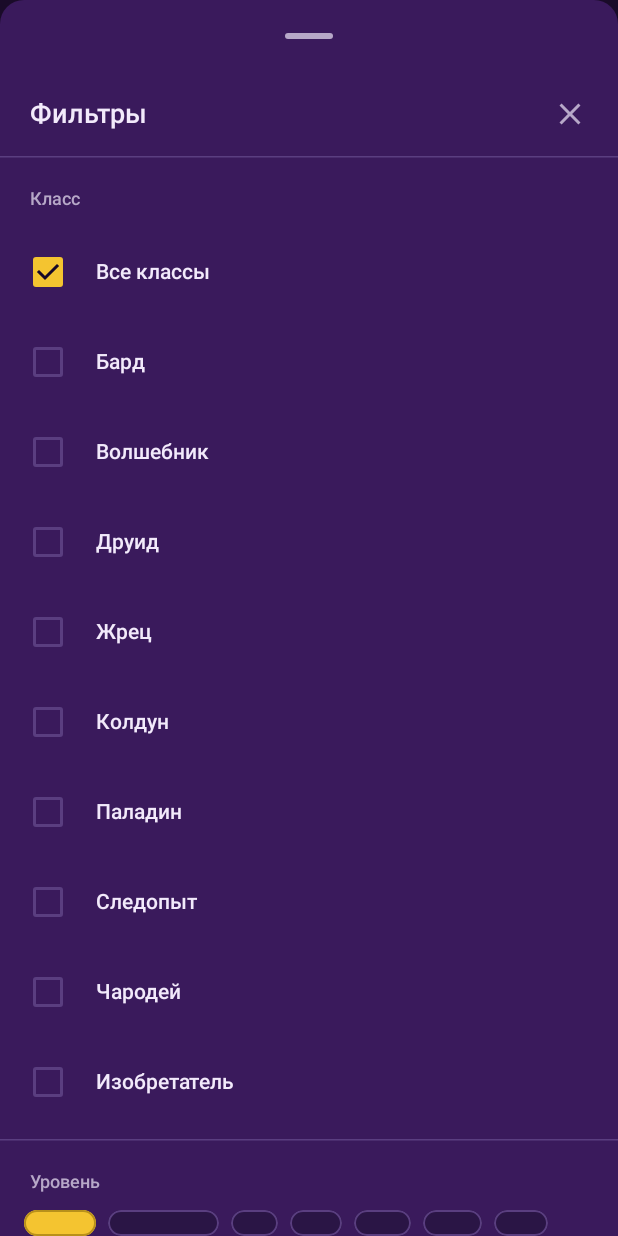
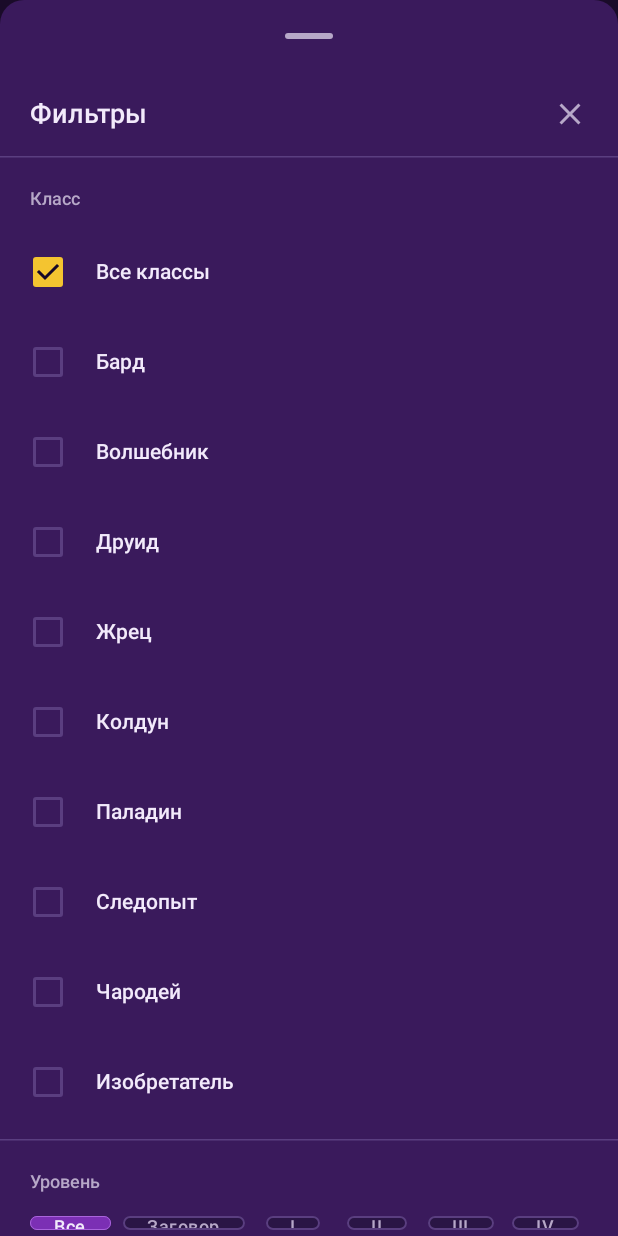
Before and after one commit to SiberianFoboZ/spell-tracker-dnd, an Android app built with Jetpack Compose: the SpellsScreen screen opened through its navigation route, after a tap on "Класс", on a phone screen of 412 x 824 dp. Run offline under Robolectric (Android 15) with nearby library versions, the light colour scheme and no system bars; our stand-ins replace Room's generated code.

Commit message:
Fix level filter: add VI-IX chips, switch to LazyRow with Material 3 FilterChip
Bottom Sheet «Уровень» now shows all 11 chips (Все + Заговор + I-IX)
with horizontal scroll and consistent purple color scheme:

- Replaced FlowRow with LazyRow — узкие экраны получают horizontal-scroll,
  широкие — всё на одном ряду. FlowRow раньше заворачивал VI-IX на
  вторую строку, где они были не видны.
- Replaced custom Box(LevelChipMini) with Material 3 FilterChip —
  единый стиль для «Все», «Заговор» и I-IX.
- Reverted gold accent back to purple palette (per request «сохрани
  фиолетовую цветовую схему»): selected = Purple/PurpleLight/TextWhite,
  unselected = CardBg/Outline/TextGrey. Золотой остался только на
  Checkbox, FilterButton badge и bookmark-toggle badge (f370603).
- (0..9).forEach уже было — данные 6-9 уровней в assets/spells.csv
  подтверждены (122 заклинания: 48+28+24+22). version=3 в
  SpellDatabase гарантирует реимпорт при первом запуске.
- Filter logic: state.selectedLevel = lvl → applyFilters() применяет
  it.level == s.selectedLevel. Проверено в SpellsViewModel.kt:87.

```diff
--- a/app/src/main/java/com/example/spelltracker/ui/spells/SpellsScreen.kt
+++ b/app/src/main/java/com/example/spelltracker/ui/spells/SpellsScreen.kt
@@ -7,7 +7,6 @@ import androidx.compose.foundation.layout.Arrangement
 import androidx.compose.foundation.layout.Box
 import androidx.compose.foundation.layout.Column
 import androidx.compose.foundation.layout.ExperimentalLayoutApi
-import androidx.compose.foundation.layout.FlowRow
 import androidx.compose.foundation.layout.PaddingValues
 import androidx.compose.foundation.layout.Row
 import androidx.compose.foundation.layout.Spacer
@@ -20,6 +19,7 @@ import androidx.compose.foundation.layout.padding
 import androidx.compose.foundation.layout.size
 import androidx.compose.foundation.layout.windowInsetsPadding
 import androidx.compose.foundation.lazy.LazyColumn
+import androidx.compose.foundation.lazy.LazyRow
 import androidx.compose.foundation.lazy.items
 import androidx.compose.foundation.shape.RoundedCornerShape
 import androidx.compose.material.icons.Icons
@@ -39,6 +39,8 @@ import androidx.compose.material3.Checkbox
 import androidx.compose.material3.CheckboxDefaults
 import androidx.compose.material3.CircularProgressIndicator
 import androidx.compose.material3.ExperimentalMaterial3Api
+import androidx.compose.material3.FilterChip
+import androidx.compose.material3.FilterChipDefaults
 import androidx.compose.material3.HorizontalDivider
 import androidx.compose.material3.Icon
 import androidx.compose.material3.IconButton
@@ -347,7 +349,6 @@ private fun FilterButton(
 // Bottom Sheet content: фильтры классов и уровней
 // =============================================================
 
-@OptIn(ExperimentalLayoutApi::class)
 @Composable
 private fun FilterBottomSheetContent(
     state: SpellsState,
@@ -505,31 +506,38 @@ private fun ClassCheckRow(
     }
 }
 
-@Suppress("UNUSED_PARAMETER")
-@OptIn(ExperimentalLayoutApi::class)
 @Composable
 private fun LevelChipsFlow(
-    availableLevels: Set<Int>,
+    @Suppress("UNUSED_PARAMETER") availableLevels: Set<Int>,
     selected: Int?,
     onSelect: (Int?) -> Unit,
 ) {
-    FlowRow(
+    // Горизонтальный скролл: все 11 чипов (Все + Заговор + I-IX) всегда
+    // отображаются, даже если не помещаются в одну строку. Узкие экраны
+    // получают плавный horizontal-scroll, широкие — всё на одном ряду.
+    LazyRow(
         modifier = Modifier
             .fillMaxWidth()
             .padding(horizontal = 16.dp),
         horizontalArrangement = Arrangement.spacedBy(8.dp),
-        verticalArrangement = Arrangement.spacedBy(8.dp),
+        contentPadding = PaddingValues(horizontal = 4.dp, vertical = 4.dp),
     ) {
+        item(key = "all") {
             LevelChipMini(
                 label = "Все",
                 selected = selected == null,
                 onClick = { onSelect(null) },
             )
+        }
         // Показываем все 0-9 независимо от наличия данных в БД: после
         // реимпорта spells.db версией 3 там есть заклинания 0-9. Если в
         // каком-то уровне данных нет, фильтр просто даст пустой результат
         // и пользователь увидит «Ничего не найдено».
+        // Показываем все 0-9 (10 чипов). Данные для уровней 6-9 уже
+        // есть в assets/spells.csv (122 заклинания суммарно), и version=3
+        // в SpellDatabase гарантирует реимпорт при первом запуске.
         (0..9).forEach { lvl ->
+            item(key = "lv-$lvl") {
                 LevelChipMini(
                     label = spellLevelLabel(lvl),
                     selected = selected == lvl,
@@ -538,31 +546,41 @@ private fun LevelChipsFlow(
             }
         }
     }
+}
 
+@OptIn(ExperimentalMaterial3Api::class)
 @Composable
 private fun LevelChipMini(
     label: String,
     selected: Boolean,
     onClick: () -> Unit,
 ) {
-    val bg = if (selected) AppColors.Gold else AppColors.CardBg
-    val border = if (selected) AppColors.GoldDeep else AppColors.Outline
-    val fg = if (selected) AppColors.BgDark else AppColors.TextGrey
-    Box(
-        modifier = Modifier
-            .clip(RoundedCornerShape(20.dp))
-            .background(bg)
-            .border(1.dp, border, RoundedCornerShape(20.dp))
-            .clickable(onClick = onClick)
-            .padding(horizontal = 14.dp, vertical = 8.dp),
-    ) {
+    // Material 3 FilterChip с фиолетовой палитрой — единый стиль для
+    // «Все», «Заговор» и I-IX. Не выбран: тёмный фон + серый текст.
+    // Выбран: фиолетовая заливка + светлый текст + фиолетовая рамка.
+    FilterChip(
+        selected = selected,
+        onClick = onClick,
+        label = {
             Text(
                 label,
-            color = fg,
                 fontSize = 12.sp,
                 fontWeight = FontWeight.SemiBold,
             )
-    }
+        },
+        colors = FilterChipDefaults.filterChipColors(
+            containerColor = AppColors.CardBg,
+            labelColor = AppColors.TextGrey,
+            selectedContainerColor = AppColors.Purple,
+            selectedLabelColor = AppColors.TextWhite,
+        ),
+        border = FilterChipDefaults.filterChipBorder(
+            enabled = true,
+            selected = selected,
+            borderColor = AppColors.Outline,
+            selectedBorderColor = AppColors.PurpleLight,
+        ),
+    )
 }
 
 // =============================================================
```
Also changed, not shown: 1 other file. Lines whose indentation alone changed are shown as unchanged.
